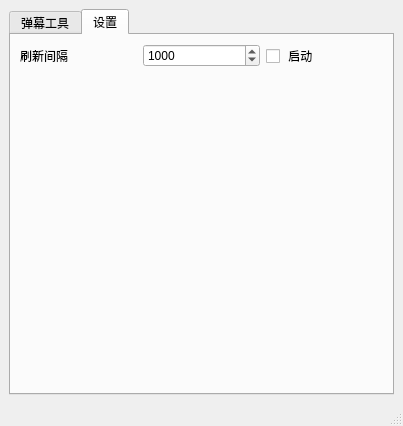
Above: mainwindow.ui from iwxyi/Bilibili-MagicalDanmaku before the change. Below: the same form after it.
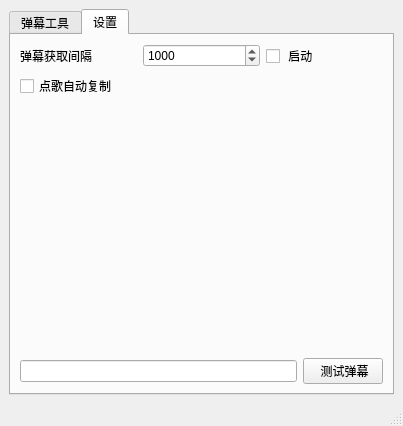
That is the form after the change.

Commit message: 添加点歌自动复制

Patch:
```diff
--- a/mainwindow.ui
+++ b/mainwindow.ui
@@ -68,7 +68,7 @@
           <item>
            <widget class="QLabel" name="label_2">
             <property name="text">
-             <string>刷新间隔</string>
+             <string>弹幕获取间隔</string>
             </property>
            </widget>
           </item>
@@ -97,6 +97,20 @@
           </item>
          </layout>
         </item>
+        <item>
+         <layout class="QHBoxLayout" name="horizontalLayout_4">
+          <property name="topMargin">
+           <number>0</number>
+          </property>
+          <item>
+           <widget class="QCheckBox" name="DiangeAutoCopyCheck">
+            <property name="text">
+             <string>点歌自动复制</string>
+            </property>
+           </widget>
+          </item>
+         </layout>
+        </item>
         <item>
          <spacer name="verticalSpacer_2">
           <property name="orientation">
@@ -110,6 +124,26 @@
           </property>
          </spacer>
         </item>
+        <item>
+         <layout class="QHBoxLayout" name="horizontalLayout_5">
+          <property name="leftMargin">
+           <number>0</number>
+          </property>
+          <property name="topMargin">
+           <number>0</number>
+          </property>
+          <item>
+           <widget class="QLineEdit" name="testDanmakuEdit"/>
+          </item>
+          <item>
+           <widget class="QPushButton" name="testDanmakuButton">
+            <property name="text">
+             <string> 测试弹幕</string>
+            </property>
+           </widget>
+          </item>
+         </layout>
+        </item>
        </layout>
       </widget>
      </widget>
```
Left out of the diff: 14 changed lines with no effect on the pictures. The commit also changes 6 other files.
